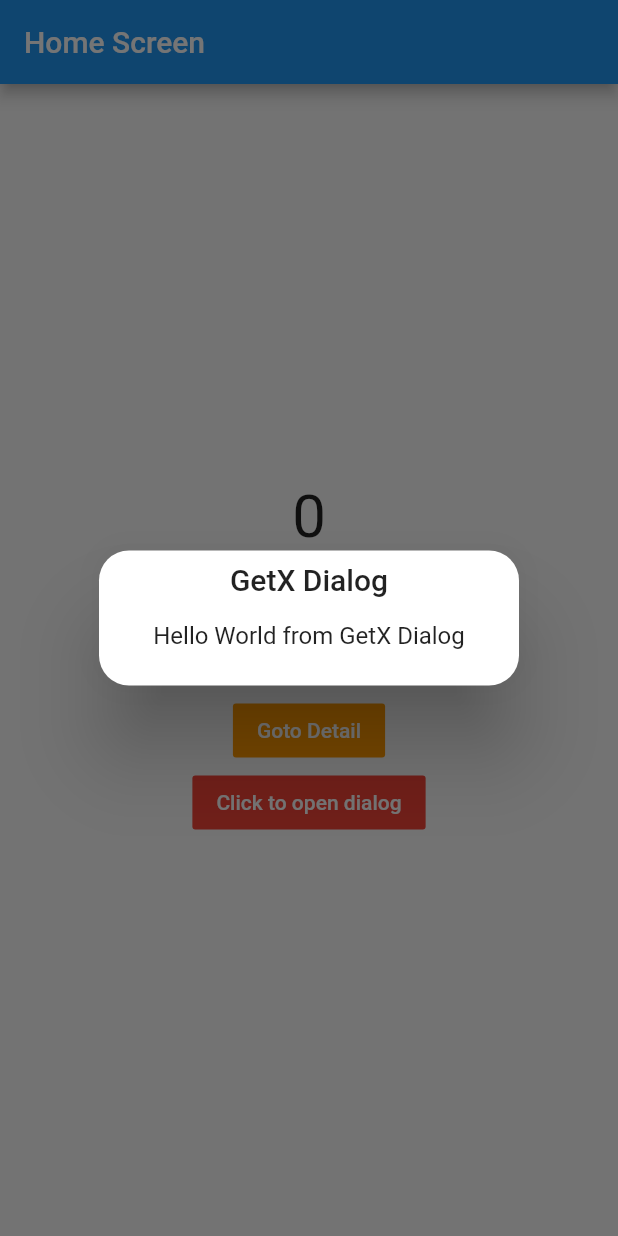
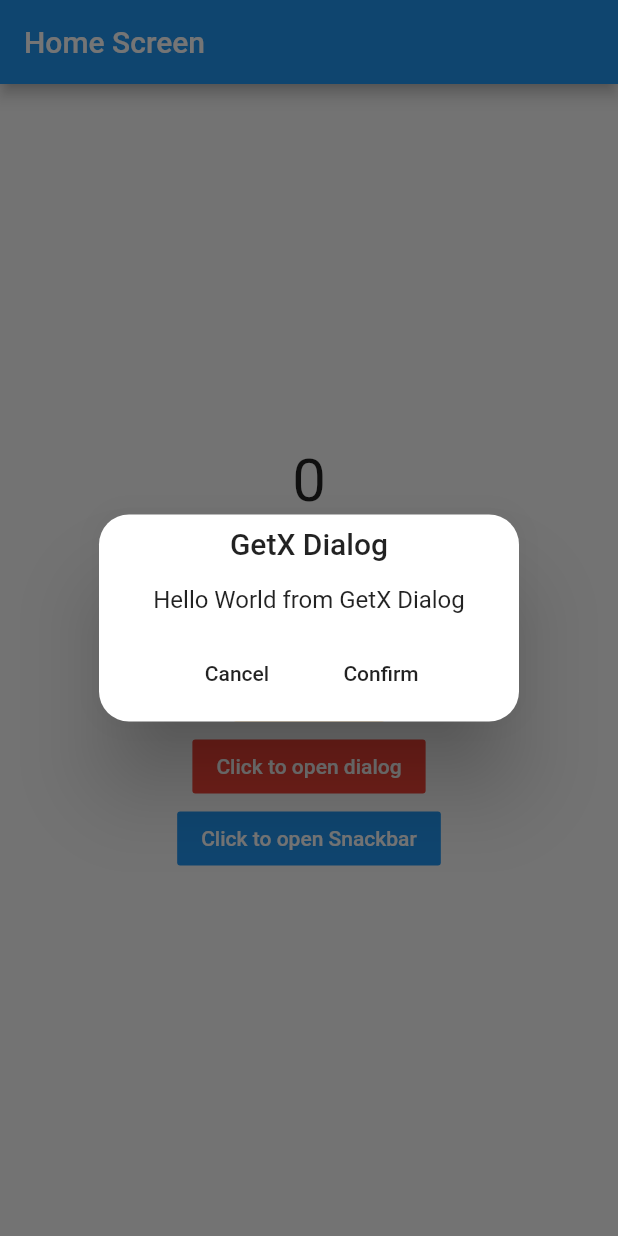
Before and after one commit to MHuzaifaKhan97/Learning_Flutter, a Flutter app: the screen it shows after launch, after a tap on "Click to open dialog", on a phone screen of 412 x 824 dp. Run offline on Flutter 3.47's test engine with Material 2 defaults, Android fonts, the phone set to English and light mode, and no system bars; our stand-ins replace get, get_storage.

Commit message:
Learning GetX Microframework

```diff
--- a/learn_getx/lib/screens/home/view/home.dart
+++ b/learn_getx/lib/screens/home/view/home.dart
@@ -59,13 +59,23 @@ class HomeScreen extends StatelessWidget {
               ),
               color: Colors.orange,
             ),
-
             FlatButton(
               onPressed: () {
                 Get.defaultDialog(
                   title: "GetX Dialog",
                   // textCustom: "Hello World from GetX Dialog",
                   content: Text("Hello World from GetX Dialog"),
+                  confirm: FlatButton(
+                      onPressed: () {
+                        print('Confirm Pressed');
+                      },
+                      child: Text('Confirm')),
+                  cancel: FlatButton(
+                      onPressed: () {
+                        print('Cancel Pressed');
+                      },
+                      child: Text('Cancel')),
+                  buttonColor: Colors.red,
                 );
               },
               child: Text(
@@ -74,7 +84,21 @@ class HomeScreen extends StatelessWidget {
               ),
               color: Colors.red,
             ),
-
+            FlatButton(
+              onPressed: () {
+                Get.snackbar(
+                  'Title Snackbar',
+                  'Demo Text Snackbar',
+                  backgroundColor: Colors.orange[300],
+                  snackPosition: SnackPosition.BOTTOM,
+                );
+              },
+              child: Text(
+                'Click to open Snackbar',
+                style: TextStyle(color: Colors.white),
+              ),
+              color: Colors.blue,
+            ),
           ],
         ),
       ),
```
Also changed, not shown: learn_getx/lib/screens/detail/view/detail.dart (+24 -9 lines).
